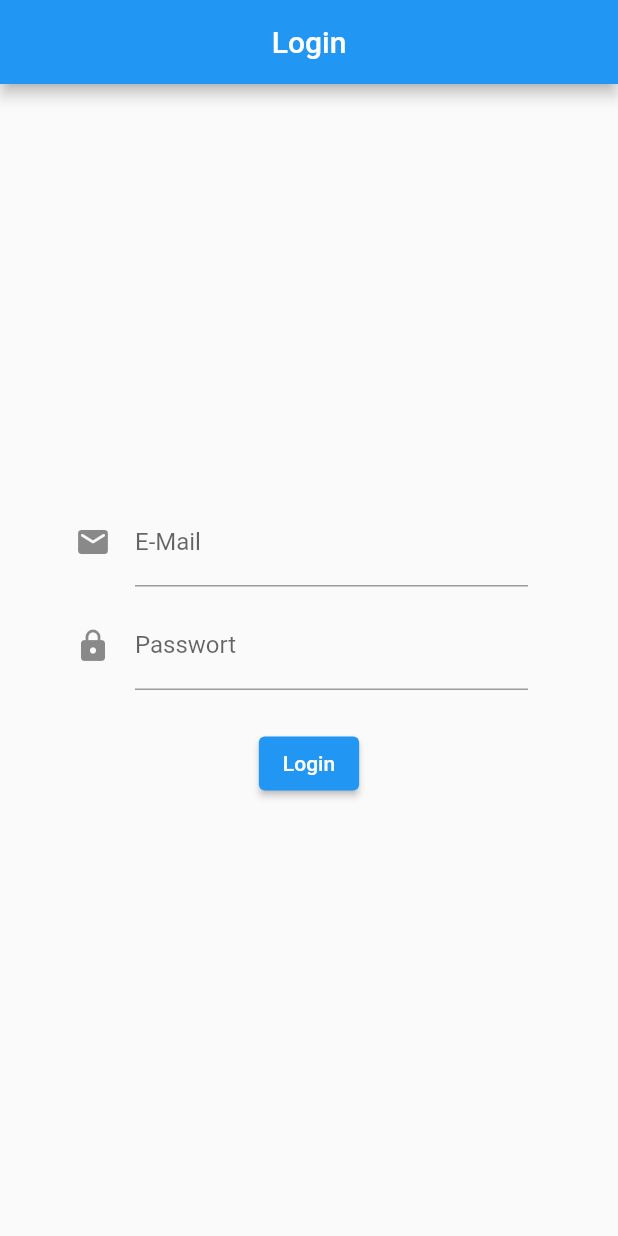
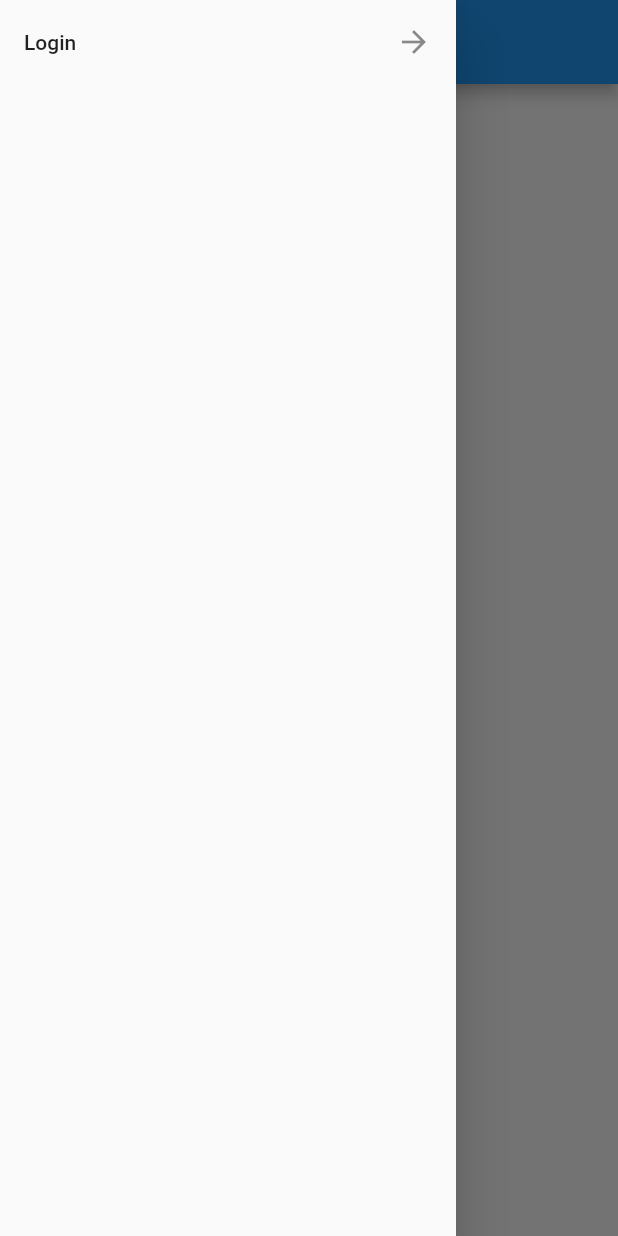
Before and after one commit to Softwareprojekt2021/frontend_mobile, a Flutter app: the screen it shows after launch, with the side drawer open (before the commit the screen has no drawer), on a phone screen of 412 x 824 dp. Run offline on Flutter 3.47's test engine with Material 2 defaults, Android fonts, the phone set to English and light mode, and no system bars.

Commit message:
add home and sidebar ui

```diff
--- /dev/null
+++ b/lib/components/side_bar.dart
@@ -0,0 +1,21 @@
+import 'package:flutter/material.dart';
+
+class SideBar extends StatelessWidget {
+  @override
+  Widget build(BuildContext context) {
+    return Drawer(
+      child: ListView(
+        children: [
+          ListTile(
+            title: Text("Login"),
+            trailing: Icon(Icons.arrow_forward),
+            onTap: () {
+              Navigator.pop(context);
+              Navigator.pushNamed(context, "/login");
+            },
+          ),
+        ],
+      ),
+    );
+  }
+}
--- a/lib/main.dart
+++ b/lib/main.dart
@@ -1,4 +1,5 @@
 import 'package:flutter/material.dart';
+import 'package:frontend_mobile/screens/home.dart';
 import 'package:frontend_mobile/screens/login.dart';
 
 void main() {
@@ -6,6 +7,9 @@ void main() {
 }
 
 class MyApp extends StatelessWidget {
+  final Map<String, WidgetBuilder> routes = {
+    '/login': (context) => Login(),
+  };
   // This widget is the root of your application.
   @override
   Widget build(BuildContext context) {
@@ -23,7 +27,8 @@ class MyApp extends StatelessWidget {
         // is not restarted.
         primarySwatch: Colors.blue,
       ),
-      home: Login(),
+      home: Home(),
+      routes: routes,
     );
   }
 }
--- /dev/null
+++ b/lib/screens/home.dart
@@ -0,0 +1,24 @@
+import 'package:flutter/material.dart';
+import 'package:frontend_mobile/components/side_bar.dart';
+
+class Home extends StatefulWidget {
+  @override
+  State<StatefulWidget> createState() {
+    return _HomeState();
+  }
+}
+
+class _HomeState extends State<Home> {
+  @override
+  Widget build(BuildContext context) {
+    return Scaffold(
+        drawer: SideBar(),
+        appBar: AppBar(
+          title: Text("Startseite"),
+          centerTitle: true,
+        ),
+        body: Center(
+
+        ));
+  }
+}
--- a/lib/screens/login.dart
+++ b/lib/screens/login.dart
@@ -8,6 +8,8 @@ class Login extends StatefulWidget {
 }
 
 class _LoginState extends State<Login> {
+  final _formKey = GlobalKey<FormState>();
+
   @override
   Widget build(BuildContext context) {
     return Scaffold(
@@ -17,6 +19,7 @@ class _LoginState extends State<Login> {
         ),
         body: Center(
           child: Form(
+            key: _formKey,
             child: Column(
               mainAxisAlignment: MainAxisAlignment.center,
               crossAxisAlignment: CrossAxisAlignment.center,
```
